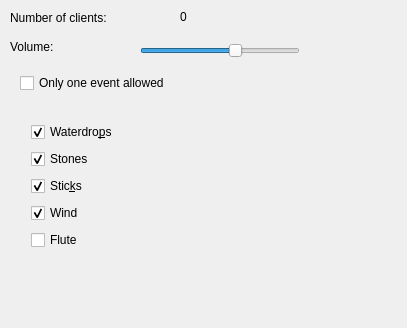
First picture: the form in waiting-server/waitingwindow.ui, repository tarmoj/waiting-game, before the edit.
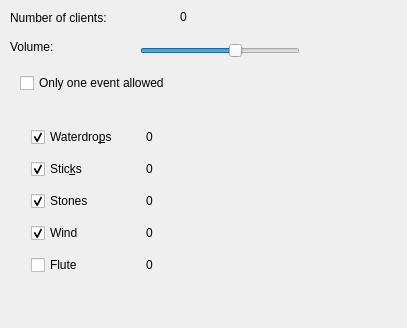
Second picture: the form after the edit.

Commit message: Added labels for counting events by type. "Connected" in html button.

What changed in the file:
```diff
--- a/waiting-server/waitingwindow.ui
+++ b/waiting-server/waitingwindow.ui
@@ -74,42 +74,12 @@
      <rect>
       <x>20</x>
       <y>110</y>
-      <width>124</width>
-      <height>156</height>
+      <width>245</width>
+      <height>184</height>
      </rect>
     </property>
-    <layout class="QVBoxLayout" name="verticalLayout">
-     <item>
-      <widget class="QCheckBox" name="waterdropCheckBox">
-       <property name="text">
-        <string>Waterdro&amp;ps</string>
-       </property>
-       <property name="checked">
-        <bool>true</bool>
-       </property>
-      </widget>
-     </item>
-     <item>
-      <widget class="QCheckBox" name="stonesCheckBox">
-       <property name="text">
-        <string>Stones</string>
-       </property>
-       <property name="checked">
-        <bool>true</bool>
-       </property>
-      </widget>
-     </item>
-     <item>
-      <widget class="QCheckBox" name="stickCheckBox">
-       <property name="text">
-        <string>Stic&amp;ks</string>
-       </property>
-       <property name="checked">
-        <bool>true</bool>
-       </property>
-      </widget>
-     </item>
-     <item>
+    <layout class="QGridLayout" name="gridLayout">
+     <item row="3" column="0">
       <widget class="QCheckBox" name="windCheckBox">
        <property name="text">
         <string>Wind</string>
@@ -119,7 +89,17 @@
        </property>
       </widget>
      </item>
-     <item>
+     <item row="2" column="0">
+      <widget class="QCheckBox" name="stonesCheckBox">
+       <property name="text">
+        <string>Stones</string>
+       </property>
+       <property name="checked">
+        <bool>true</bool>
+       </property>
+      </widget>
+     </item>
+     <item row="4" column="0">
       <widget class="QCheckBox" name="fluteCheckBox">
        <property name="text">
         <string>Flute</string>
@@ -129,6 +109,61 @@
        </property>
       </widget>
      </item>
+     <item row="1" column="0">
+      <widget class="QCheckBox" name="stickCheckBox">
+       <property name="text">
+        <string>Stic&amp;ks</string>
+       </property>
+       <property name="checked">
+        <bool>true</bool>
+       </property>
+      </widget>
+     </item>
+     <item row="0" column="0">
+      <widget class="QCheckBox" name="waterdropCheckBox">
+       <property name="text">
+        <string>Waterdro&amp;ps</string>
+       </property>
+       <property name="checked">
+        <bool>true</bool>
+       </property>
+      </widget>
+     </item>
+     <item row="0" column="1">
+      <widget class="QLabel" name="waterCountLAbel">
+       <property name="text">
+        <string>0</string>
+       </property>
+      </widget>
+     </item>
+     <item row="1" column="1">
+      <widget class="QLabel" name="sticksCountLabel">
+       <property name="text">
+        <string>0</string>
+       </property>
+      </widget>
+     </item>
+     <item row="2" column="1">
+      <widget class="QLabel" name="stonesCountLabel">
+       <property name="text">
+        <string>0</string>
+       </property>
+      </widget>
+     </item>
+     <item row="3" column="1">
+      <widget class="QLabel" name="windCountLabel">
+       <property name="text">
+        <string>0</string>
+       </property>
+      </widget>
+     </item>
+     <item row="4" column="1">
+      <widget class="QLabel" name="fluteCoutLabel">
+       <property name="text">
+        <string>0</string>
+       </property>
+      </widget>
+     </item>
     </layout>
    </widget>
    <widget class="QCheckBox" name="checkBox">
```
The commit also changes 6 other files.
